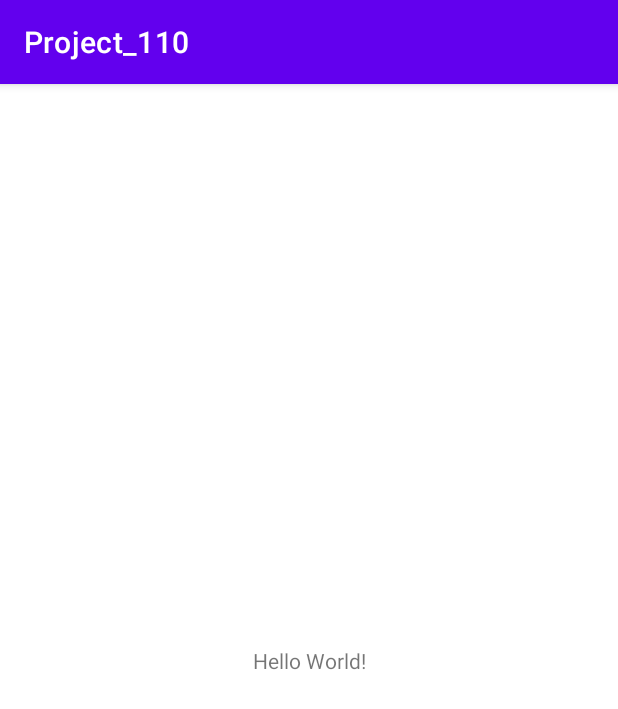
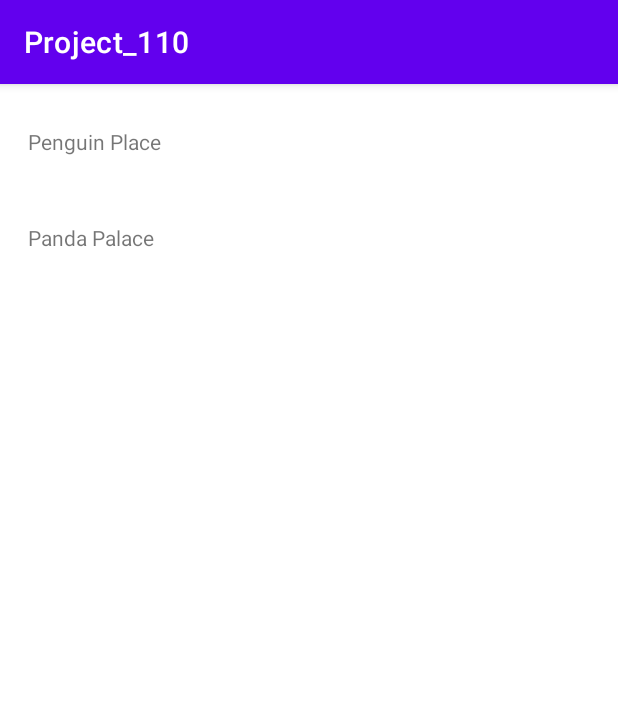
Before and after one commit to cubinCheese/Zoo-Seeker-App, an Android app: the screen it shows after launch (MainActivity before the commit, SearchDisplayActivity after it), on a phone screen of 412 x 824 dp. Shown: the top 709 px of the screen. Run offline under Robolectric (Android 15) with nearby library versions, the phone set to English and light mode, and no system bars.

Commit message:
First search display commit, first tests are working! (#29)

```diff
--- a/app/src/main/AndroidManifest.xml
+++ b/app/src/main/AndroidManifest.xml
@@ -10,6 +10,12 @@
         android:supportsRtl="true"
         android:theme="@style/Theme.Project_110">
         <activity
+            android:name=".SearchDisplayActivity"
+            android:exported="false" />
+        <activity
+            android:name=".SearchActivity"
+            android:exported="false" />
+        <activity
             android:name=".MainActivity"
             android:exported="true">
             <intent-filter>
--- a/app/src/main/java/com/example/project_110/MainActivity.java
+++ b/app/src/main/java/com/example/project_110/MainActivity.java
@@ -14,10 +14,13 @@ public class MainActivity extends AppCompatActivity {
         super.onCreate(savedInstanceState);
         setContentView(R.layout.activity_main);
 
-        // initalizing new Map searchable by tags // & list of vertex info
-        Map<String, ZooData.VertexInfo> vInfo = ZooData.loadVertexInfoJSON("sample_node_info.json");
-        VertexList vertexList = new VertexList(vInfo);
+        // initializing new Map searchable by tags // & list of vertex info
+      //  Map<String, ZooData.VertexInfo> vInfo = ZooData.loadVertexInfoJSON(this, "sample_node_info.json");
+       // VertexList vertexList = new VertexList(vInfo);
 
+
+        Intent intent = new Intent(this, SearchDisplayActivity.class);
+        startActivity(intent);
     }
 
 }
--- /dev/null
+++ b/app/src/main/java/com/example/project_110/SearchDisplayActivity.java
@@ -0,0 +1,72 @@
+package com.example.project_110;
+
+import androidx.appcompat.app.AppCompatActivity;
+import androidx.recyclerview.widget.LinearLayoutManager;
+import androidx.recyclerview.widget.RecyclerView;
+
+import android.os.Bundle;
+import android.util.Log;
+
+import java.util.ArrayList;
+import java.util.HashMap;
+import java.util.List;
+import java.util.Map;
+
+public class SearchDisplayActivity extends AppCompatActivity {
+
+        public RecyclerView recyclerView;
+    @Override
+    protected void onCreate(Bundle savedInstanceState) {
+        super.onCreate(savedInstanceState);
+        setContentView(R.layout.activity_search_display);
+
+        SearchDisplayAdapter adapter = new SearchDisplayAdapter();
+        adapter.setHasStableIds(true);
+        recyclerView = findViewById(R.id.seach_items);
+        recyclerView.setLayoutManager(new LinearLayoutManager(this));
+        recyclerView.setAdapter(adapter);
+
+
+        Map<String, ZooData.VertexInfo> indexedZooData = new HashMap();
+
+        List<String> grizzList = new ArrayList();
+        grizzList.add("grizzly");
+        grizzList.add("bear");
+        grizzList.add("mammal");
+
+        indexedZooData.put("grizzly_bears",new ZooData.VertexInfo("grizzly_bears", ZooData.VertexInfo.Kind.EXHIBIT, "Grizzly Bears", grizzList));
+        List<String> pengList = new ArrayList();
+        pengList.add("penguin");
+        pengList.add("antarctic");
+        pengList.add("bird");
+        pengList.add("snow");
+
+        indexedZooData.put("penguin_place",new ZooData.VertexInfo("penguin_place", ZooData.VertexInfo.Kind.EXHIBIT, "Penguin Place", pengList));
+
+        List<String> pandaList = new ArrayList();
+        pandaList.add("panda");
+        pandaList.add("bird");
+
+        indexedZooData.put("panda_palace",new ZooData.VertexInfo("panda_palace", ZooData.VertexInfo.Kind.EXHIBIT, "Panda Palace", pandaList));
+
+        //indexedZooData = ZooData.loadVertexInfoJSON(this, "sample_node_info.json");
+
+        VertexList vertexList = new VertexList(indexedZooData);
+
+
+        String tag = "bird";
+
+        List<ZooData.VertexInfo> searchList =  vertexList.search(tag);
+
+        Log.d("tag", searchList.get(0).name);
+
+
+        adapter.setSearchListItems(searchList);
+
+        Log.d("tag", searchList.get(0).name);
+
+
+
+
+    }
+}
--- /dev/null
+++ b/app/src/main/java/com/example/project_110/SearchDisplayAdapter.java
@@ -0,0 +1,75 @@
+package com.example.project_110;
+
+import android.util.Log;
+import android.view.LayoutInflater;
+import android.view.View;
+import android.view.ViewGroup;
+import android.widget.TextView;
+
+import androidx.annotation.NonNull;
+import androidx.recyclerview.widget.RecyclerView;
+
+import java.util.Collections;
+import java.util.List;
+
+public class SearchDisplayAdapter extends RecyclerView.Adapter<SearchDisplayAdapter.ViewHolder> {
+
+    private List<ZooData.VertexInfo> searchExhibits = Collections.emptyList();
+
+
+    public void setSearchListItems(List<ZooData.VertexInfo> newSearchExhibits){
+        this.searchExhibits.clear();
+        this.searchExhibits=newSearchExhibits;
+        notifyDataSetChanged();
+    }
+
+
+
+    @NonNull
+    @Override
+    public ViewHolder onCreateViewHolder(@NonNull ViewGroup parent, int viewType){
+
+        View view = LayoutInflater
+                .from(parent.getContext())
+                .inflate(R.layout.search_display_item, parent, false);
+
+        return new ViewHolder(view);
+    }
+
+
+    @Override
+    public void onBindViewHolder(@NonNull ViewHolder holder, int position) {
+        holder.setSearchItem(searchExhibits.get(position));
+    }
+    //@Override
+    //public long getItemId(int position){return searchExhibits.get(position).id;}
+
+    @Override
+    public int getItemCount() {
+        return searchExhibits.size();
+    }
+
+    public class ViewHolder extends RecyclerView.ViewHolder{
+        private final TextView textView;
+        private ZooData.VertexInfo searchItem;
+       //private final CheckBox checkBox;
+
+        public ViewHolder(@NonNull View itemView){
+
+            super(itemView);
+            this.textView =  itemView.findViewById(R.id.search_list_item);
+
+        }
+
+        public void setSearchItem(ZooData.VertexInfo searchItem){
+            this.searchItem=searchItem;
+            this.textView.setText(searchItem.name);
+
+
+        }
+
+
+    }
+
+
+}
--- /dev/null
+++ b/app/src/main/java/com/example/project_110/SearchList.java
@@ -0,0 +1,20 @@
+package com.example.project_110;
+
+import java.util.List;
+
+public class SearchList {
+
+    List<ZooData.VertexInfo> searchList;
+
+
+    public SearchList(List<ZooData.VertexInfo> searchList) {
+        this.searchList = searchList;
+    }
+
+    public void add(List<ZooData.VertexInfo> addList){
+        searchList.addAll(addList);
+    }
+
+
+
+}
--- a/app/src/main/java/com/example/project_110/ZooData.java
+++ b/app/src/main/java/com/example/project_110/ZooData.java
@@ -1,6 +1,7 @@
 package com.example.project_110;
 
 import android.content.Context;
+import android.util.Log;
 
 import com.google.gson.Gson;
 import com.google.gson.annotations.SerializedName;
@@ -26,10 +27,21 @@ public class ZooData {
             @SerializedName("intersection") INTERSECTION
         }
 
+
+
         public String id;
         public Kind kind;
         public String name;
         public List<String> tags;
+
+        public VertexInfo(String id, Kind kind, String name, List<String> tags) {
+            this.id = id;
+            this.kind = kind;
+            this.name = name;
+            this.tags = tags;
+        }
+
+
     }
 
     public static class EdgeInfo {
--- /dev/null
+++ b/app/src/main/res/layout/activity_search_display.xml
@@ -0,0 +1,23 @@
+<?xml version="1.0" encoding="utf-8"?>
+<androidx.constraintlayout.widget.ConstraintLayout xmlns:android="http://schemas.android.com/apk/res/android"
+    xmlns:app="http://schemas.android.com/apk/res-auto"
+    xmlns:tools="http://schemas.android.com/tools"
+    android:layout_width="match_parent"
+    android:layout_height="match_parent"
+    tools:context=".SearchDisplayActivity">
+
+
+    <androidx.recyclerview.widget.RecyclerView
+        android:id="@+id/seach_items"
+        android:layout_width="406dp"
+        android:layout_height="710dp"
+        android:layout_marginTop="1dp"
+        android:layout_marginBottom="1dp"
+        app:layout_constraintBottom_toBottomOf="parent"
+        app:layout_constraintEnd_toEndOf="parent"
+        app:layout_constraintHorizontal_bias="0.4"
+        app:layout_constraintStart_toStartOf="parent"
+        app:layout_constraintTop_toTopOf="parent"
+        app:layout_constraintVertical_bias="0.21" />
+
+</androidx.constraintlayout.widget.ConstraintLayout>
--- /dev/null
+++ b/app/src/main/res/layout/search_display_item.xml
@@ -0,0 +1,21 @@
+<?xml version="1.0" encoding="utf-8"?>
+<androidx.constraintlayout.widget.ConstraintLayout xmlns:android="http://schemas.android.com/apk/res/android"
+    xmlns:tools="http://schemas.android.com/tools"
+    android:layout_width="match_parent"
+    android:layout_height="64dp"
+    xmlns:app="http://schemas.android.com/apk/res-auto">
+
+
+    <TextView
+        android:id="@+id/search_list_item"
+        android:layout_width="0dp"
+        android:layout_height="wrap_content"
+        android:layout_marginStart="16dp"
+        android:layout_marginTop="16dp"
+        android:layout_marginEnd="16dp"
+        app:layout_constraintBaseline_toBottomOf="parent"
+        app:layout_constraintEnd_toEndOf="parent"
+       app:layout_constraintStart_toStartOf="parent"
+        app:layout_constraintTop_toTopOf="parent" />
+
+</androidx.constraintlayout.widget.ConstraintLayout>
```
